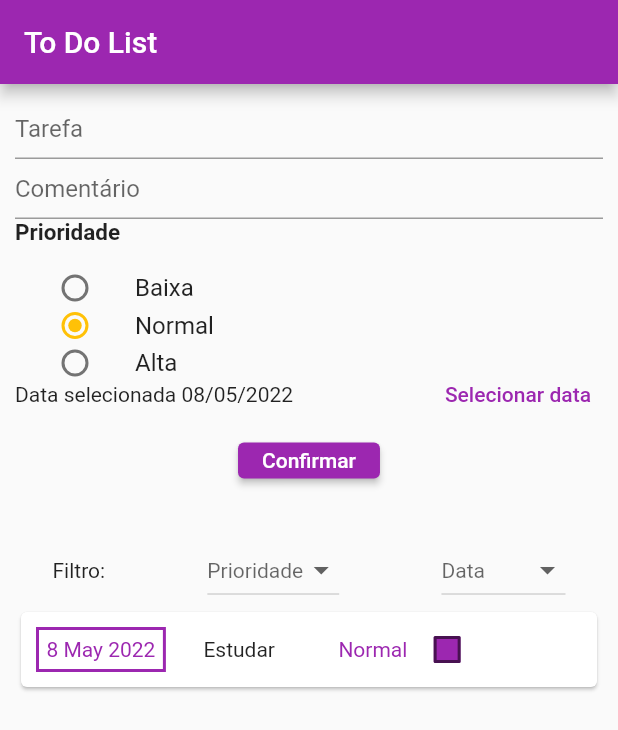
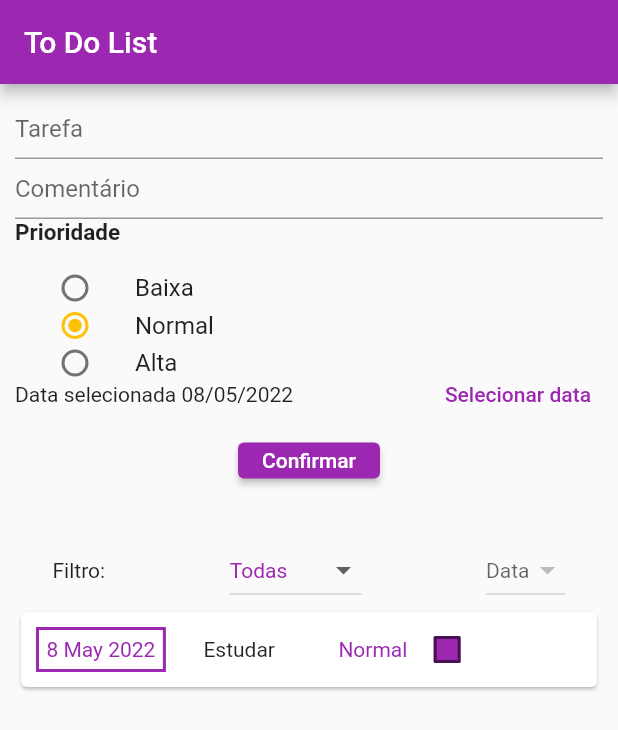
Before and after one commit to lucasilvas2/miniprojeto02_todolist, a Flutter app: the screen it shows after launch, on a phone screen of 412 x 824 dp. Shown: the top 730 px of the screen. Run offline on Flutter 3.47's test engine with Material 2 defaults, Android fonts, the phone set to English and light mode, and no system bars.

Commit message:
feat: filtro prioridade adicionado

```diff
--- a/lib/components/TarefaForm.dart
+++ b/lib/components/TarefaForm.dart
@@ -1,7 +1,7 @@
 import 'package:flutter/material.dart';
 import 'package:intl/intl.dart';
 
-enum Prioridade { baixa, alta, normal }
+enum Prioridade { Baixa, Alta, Normal }
 
 extension ParseToString on Prioridade {
   String toShortString() {
@@ -50,7 +50,7 @@ class _TarefaFormState extends State<TarefaForm> {
     });
   }
 
-  Prioridade? prioridadeEscolhida = Prioridade.normal;
+  Prioridade? prioridadeEscolhida = Prioridade.Normal;
 
   @override
   Widget build(BuildContext context) {
@@ -86,7 +86,7 @@ class _TarefaFormState extends State<TarefaForm> {
             child: ListTile(
               title: const Text('Baixa'),
               leading: Radio<Prioridade>(
-                value: Prioridade.baixa,
+                value: Prioridade.Baixa,
                 groupValue: prioridadeEscolhida,
                 onChanged: (Prioridade? value) {
                   setState(() {
@@ -102,7 +102,7 @@ class _TarefaFormState extends State<TarefaForm> {
             child: ListTile(
               title: const Text('Normal'),
               leading: Radio<Prioridade>(
-                value: Prioridade.normal,
+                value: Prioridade.Normal,
                 groupValue: prioridadeEscolhida,
                 onChanged: (Prioridade? value) {
                   setState(() {
@@ -118,7 +118,7 @@ class _TarefaFormState extends State<TarefaForm> {
             child: ListTile(
               title: const Text('Alta'),
               leading: Radio<Prioridade>(
-                value: Prioridade.alta,
+                value: Prioridade.Alta,
                 groupValue: prioridadeEscolhida,
                 onChanged: (Prioridade? value) {
                   setState(() {
--- a/lib/components/TarefaLista.dart
+++ b/lib/components/TarefaLista.dart
@@ -15,12 +15,45 @@ class TarefaLista extends StatefulWidget {
 
 class _TarefaListaState extends State<TarefaLista> {
   final ScrollController _scrollController = ScrollController();
-  final List<Tarefa> tarefaListafiltro = [];
+  final List<String> optFilterData = [];
+  List<Tarefa> _tarefaListaFiltro = [];
+
+  _filtroLista() {
+    _tarefaListaFiltro = [];
+    if (dropdownValue == 'Todas') {
+      setState(() {
+        _tarefaListaFiltro.addAll(widget._tarefaLista);
+      });
+    } else if (dropdownValue == 'Baixa') {
+      for (var i = 0; i < widget._tarefaLista.length; i++) {
+        if (widget._tarefaLista[i].prioridade == 'Baixa') {
+          setState(() {
+            _tarefaListaFiltro.add(widget._tarefaLista[i]);
+          });
+        }
+      }
+    } else if (dropdownValue == 'Normal') {
+      for (var i = 0; i < widget._tarefaLista.length; i++) {
+        if (widget._tarefaLista[i].prioridade == 'Normal') {
+          setState(() {
+            _tarefaListaFiltro.add(widget._tarefaLista[i]);
+          });
+        }
+      }
+    } else if (dropdownValue == 'Alta') {
+      for (var i = 0; i < widget._tarefaLista.length; i++) {
+        if (widget._tarefaLista[i].prioridade == 'Alta') {
+          setState(() {
+            _tarefaListaFiltro.add(widget._tarefaLista[i]);
+          });
+        }
+      }
+    }
+  }
 
   bool isChecked = false;
-  String? dropdownValue;
+  String dropdownValue = 'Todas';
   String? dropdownValueData;
-
 
   _deleteTarefa(value) {
     for (var i = 0; i < widget._tarefaLista.length; i++) {
@@ -46,6 +79,7 @@ class _TarefaListaState extends State<TarefaLista> {
 
   @override
   Widget build(BuildContext context) {
+    _filtroLista();
     return Container(
       child: widget._tarefaLista.isEmpty
           ? Text('Nenhuma tarefa cadastrada')
@@ -58,9 +92,7 @@ class _TarefaListaState extends State<TarefaLista> {
                     child: Row(
                       mainAxisAlignment: MainAxisAlignment.spaceBetween,
                       children: [
-                        Container(
-                          child: Text('Filtro:')
-                        ),
+                        Container(child: Text('Filtro:')),
                         Container(
                           child: DropdownButton(
                             value: dropdownValue,
@@ -71,9 +103,14 @@ class _TarefaListaState extends State<TarefaLista> {
                               setState(() {
                                 dropdownValue = newValue!;
                               });
+                              _filtroLista();
                             },
-                            items: <String>['Todas', 'Baixa', 'Normal', 'Alta',]
-                                .map<DropdownMenuItem<String>>((String value) {
+                            items: <String>[
+                              'Todas',
+                              'Baixa',
+                              'Normal',
+                              'Alta',
+                            ].map<DropdownMenuItem<String>>((String value) {
                               return DropdownMenuItem<String>(
                                 value: value,
                                 child: Text(value),
@@ -91,10 +128,12 @@ class _TarefaListaState extends State<TarefaLista> {
                               setState(() {
                                 dropdownValueData = newValue!;
                                 print(DateFormat('d MMM y')
-                                            .format(widget._tarefaLista[0].data_execucao));
+                                    .format(
+                                        widget._tarefaLista[0].data_execucao)
+                                    .toString());
                               });
                             },
-                            items: <String>['Todas','01/02/22', '02/05/22', '03/05/12',]
+                            items: optFilterData
                                 .map<DropdownMenuItem<String>>((String value) {
                               return DropdownMenuItem<String>(
                                 value: value,
@@ -110,12 +149,15 @@ class _TarefaListaState extends State<TarefaLista> {
                     isAlwaysShown: true,
                     controller: _scrollController,
                     child: SizedBox(
+                      height: 150,
                       child: ListView.builder(
                         shrinkWrap: true,
                         controller: _scrollController,
-                        itemCount: widget._tarefaLista.length,
+                        //itemCount: widget._tarefaLista.length,
+                        itemCount: _tarefaListaFiltro.length,
                         itemBuilder: (context, index) {
-                          final tarefa = widget._tarefaLista[index];
+                          //final tarefa = widget._tarefaLista[index];
+                          final tarefa = _tarefaListaFiltro[index];
                           return Card(
                             child: Row(
                               children: [
```
